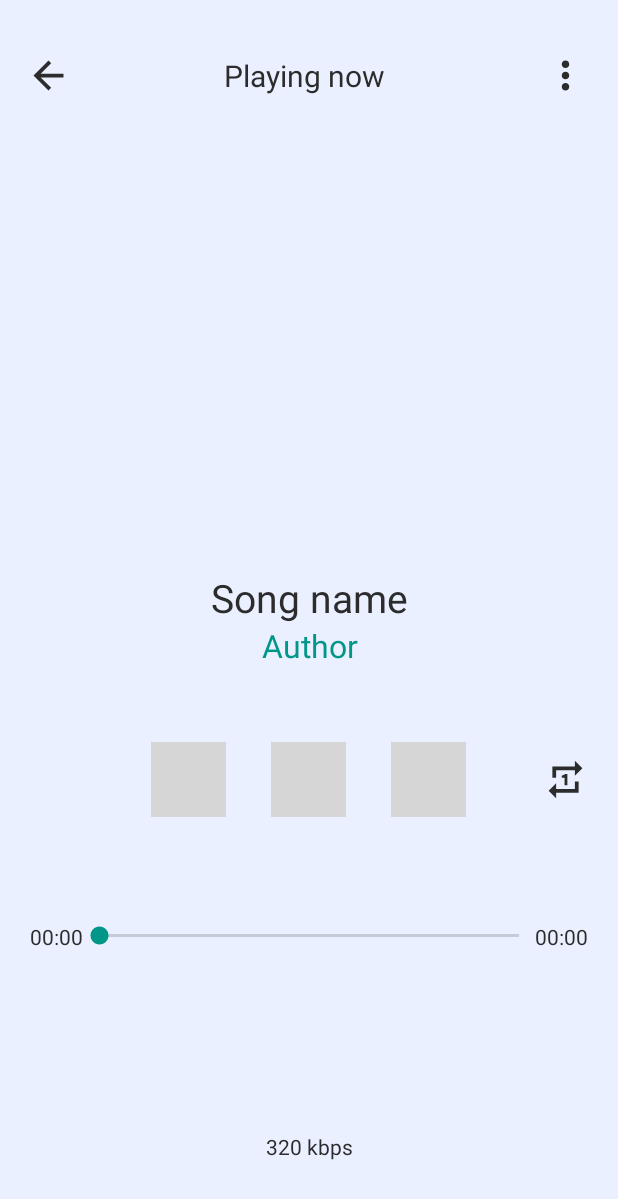
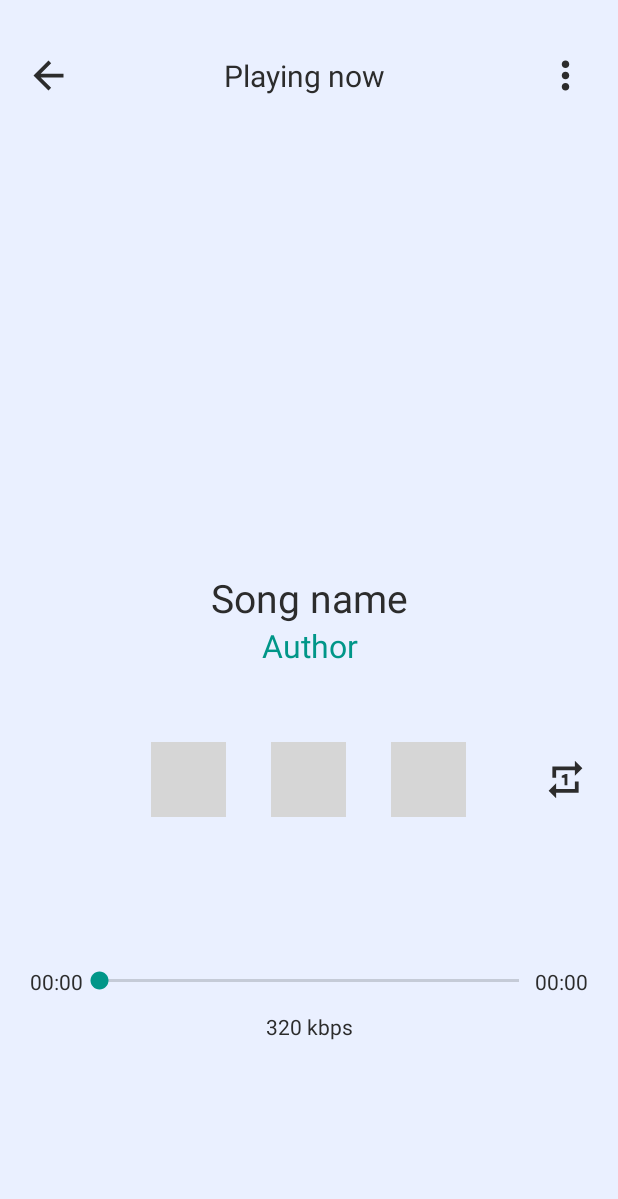
Before and after one commit to Riobener/SonicSoul, an Android app: the MusicPlayerFragment screen opened through its navigation route, on a phone screen of 412 x 824 dp. Shown: the top 1199 px of the screen. Run offline under Robolectric (Android 15) with nearby library versions, the light colour scheme and no system bars; our stand-ins replace Dagger/Hilt's generated code, Room's generated code, navigation-ui; libraries missing offline, so code that uses them is left out: com.google.android.exoplayer2, net.openid.appauth; network calls fail; pictures from the network do not load; 4 statements that could not run were skipped; grey boxes are pictures that could not be loaded.

Commit message:
Добавил сортировку, пофиксил тайминг seek bar

```diff
--- a/app/src/main/java/com/riobener/sonicsoul/ui/MainActivity.kt
+++ b/app/src/main/java/com/riobener/sonicsoul/ui/MainActivity.kt
@@ -112,7 +112,6 @@ class MainActivity : AppCompatActivity() {
         searchView.setOnQueryTextListener(object : SearchView.OnQueryTextListener {
             override fun onQueryTextSubmit(query: String?): Boolean {
                 musicViewModel.searchMusic(query)
-                Log.d("SEARCH", "$query")
                 return false
             }
 
@@ -128,10 +127,13 @@ class MainActivity : AppCompatActivity() {
 
             override fun onMenuItemActionCollapse(item: MenuItem?): Boolean {
                 musicViewModel.loadMusic(withRefresh = true)
-                Log.d("SEARCH", "$2222")
                 return true
             }
         })
+        menu.findItem(R.id.sort).setOnMenuItemClickListener {
+            musicViewModel.sortMusic()
+            true
+        }
         val navHostFragment = supportFragmentManager.findFragmentById(R.id.nav_host_fragment_content_main)
         val currentFragment = navHostFragment?.childFragmentManager?.fragments?.get(0)
         if (currentFragment is SettingsFragment)
--- a/app/src/main/java/com/riobener/sonicsoul/ui/fragments/MusicPlayerFragment.kt
+++ b/app/src/main/java/com/riobener/sonicsoul/ui/fragments/MusicPlayerFragment.kt
@@ -16,6 +16,7 @@ import com.riobener.sonicsoul.databinding.MusicPlayerBinding
 import com.riobener.sonicsoul.ui.viewmodels.PlayerViewModel
 import com.riobener.sonicsoul.ui.viewmodels.MusicViewModel
 import com.riobener.sonicsoul.utils.launchAndCollectIn
+import java.util.concurrent.TimeUnit
 
 class MusicPlayerFragment : Fragment() {
 
@@ -45,17 +46,20 @@ class MusicPlayerFragment : Fragment() {
             }
         }
         playerViewModel.trackDuration.launchAndCollectIn(this) {
-            val seconds = ((it / 1000) % 60).toInt()
-            val minutes = (seconds % 3600) / 60;
-            val formattedTime = String.format("%02d:%02d", minutes, seconds)
+            val seconds = ((it / 1000)).toInt()
+            val formattedTime = String.format("%02d:%02d", TimeUnit.MILLISECONDS.toMinutes(it),
+                TimeUnit.MILLISECONDS.toSeconds(it) -
+                        TimeUnit.MINUTES.toSeconds(TimeUnit.MILLISECONDS.toMinutes(it))
+            )
             binding.songProgress.max = seconds
             binding.songDurationTotal.text = formattedTime
         }
         playerViewModel.currentPosition.launchAndCollectIn(this) {
-            val seconds = ((it / 1000) % 60).toInt()
-            val minutes = (seconds % 3600) / 60;
-            val formattedTime = String.format("%02d:%02d", minutes, seconds)
-            binding.songProgress.progress = seconds
+            val formattedTime = String.format("%02d:%02d", TimeUnit.MILLISECONDS.toMinutes(it),
+                TimeUnit.MILLISECONDS.toSeconds(it) -
+                        TimeUnit.MINUTES.toSeconds(TimeUnit.MILLISECONDS.toMinutes(it))
+            )
+            binding.songProgress.progress = ((it / 1000)).toInt()
             binding.songDurationPlayed.text = formattedTime
         }
         binding.songBack.setOnClickListener {
--- a/app/src/main/java/com/riobener/sonicsoul/ui/viewmodels/MusicViewModel.kt
+++ b/app/src/main/java/com/riobener/sonicsoul/ui/viewmodels/MusicViewModel.kt
@@ -27,7 +27,6 @@ import java.util.*
 class MusicViewModel @Inject constructor(
     @ApplicationContext applicationContext: Context,
     private val trackRepository: TrackRepository,
-    private val settingsRepository: SettingsRepository,
 ) : ViewModel() {
 
     //Loading
@@ -67,6 +66,10 @@ class MusicViewModel @Inject constructor(
             }
             Log.d("SEARCH", musicSearchMutableStateFlow.value.toString())
         }
+    }
+
+    fun sortMusic() {
+        musicInfoMutableStateFlow.value = musicInfoMutableStateFlow.value.reversed()
     }
 
     fun loadOnlineMusic() {
--- a/app/src/main/java/com/riobener/sonicsoul/ui/viewmodels/PlayerViewModel.kt
+++ b/app/src/main/java/com/riobener/sonicsoul/ui/viewmodels/PlayerViewModel.kt
@@ -111,7 +111,7 @@ class PlayerViewModel @Inject constructor(
         stopPlayback()
         exoPlayer.playWhenReady = false
         _isPlaying.value = false
-            playlist.value[currentTrackIndex].isPlaying = false
+        playlist.value[currentTrackIndex].isPlaying = false
     }
 
     fun chooseAndPlayTrack(trackInfo: TrackInfo) {
--- a/app/src/main/res/layout/music_player.xml
+++ b/app/src/main/res/layout/music_player.xml
@@ -154,8 +154,8 @@
         android:layout_height="match_parent"
         android:layout_below="@+id/song_controls_container"
         android:layout_alignParentBottom="true"
-        android:layout_marginTop="50dp"
         android:layout_marginBottom="30dp"
+        android:gravity="center"
         android:paddingTop="20dp">
 
         <TextView
@@ -186,7 +186,7 @@
             android:id="@+id/song_bitrate"
             android:layout_width="match_parent"
             android:layout_height="wrap_content"
-            android:layout_alignParentBottom="true"
+            android:layout_marginTop="30dp"
             android:gravity="center_horizontal"
             android:text="320 kbps"
             android:textColor="@color/theme_white" />
```
